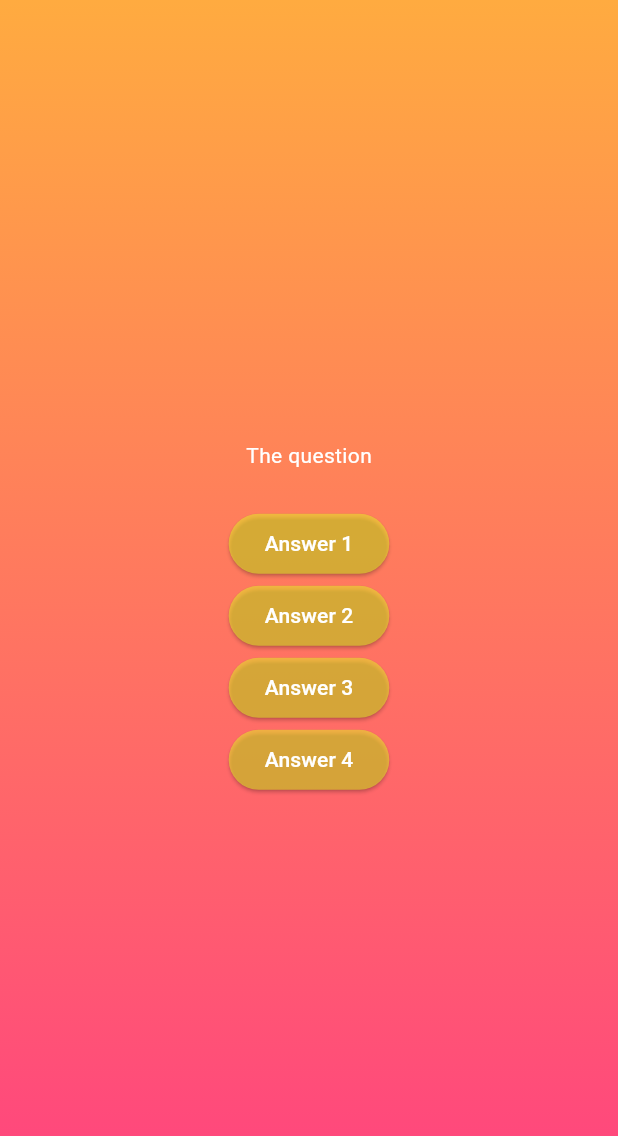
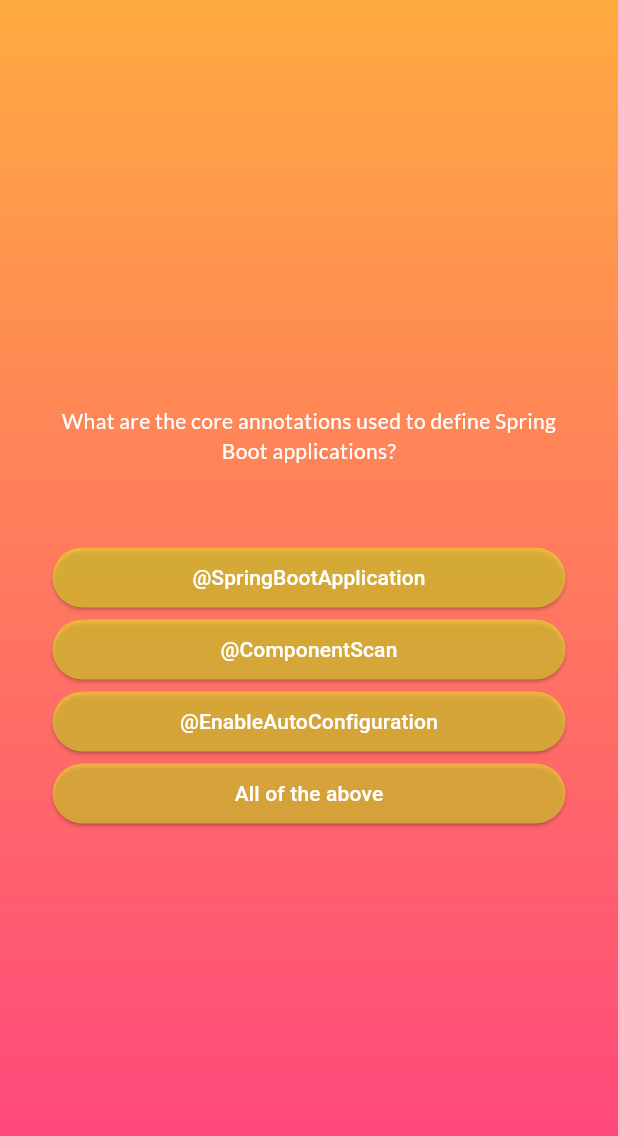
Before and after one commit to Thabo-Tshabalala/QuizApp, a Flutter app: the screen it shows after launch, after a tap on "Start Quiz", on a phone screen of 412 x 824 dp. Shown: the top 1136 px of the screen. Run offline on Flutter 3.47's test engine with Material 3 defaults, Android fonts, the phone set to English and light mode, and no system bars; our stand-ins replace google_fonts.

```diff
--- a/quiz_app/lib/answer_button.dart
+++ b/quiz_app/lib/answer_button.dart
@@ -8,11 +8,14 @@ class AnswerButton extends StatelessWidget {
   @override
   Widget build(BuildContext context) {
     return ElevatedButton(
-      style: ElevatedButton.styleFrom(backgroundColor: const Color.fromARGB(139, 236, 236, 42)),
+      style: ElevatedButton.styleFrom(
+        padding:const  EdgeInsets.symmetric(vertical: 10,horizontal: 35),
+          backgroundColor: const Color.fromARGB(139, 236, 236, 42),
+          foregroundColor: Colors.white),
       onPressed: onTap,
       child: Text(
+        textAlign: TextAlign.center,
         answerText,
-        style: const TextStyle(color: Colors.white, fontSize: 14),
       ),
       // So in order to get the answers from the dummy model we must run a loop from that class.
     );
--- a/quiz_app/lib/model/quiz_question.dart
+++ b/quiz_app/lib/model/quiz_question.dart
@@ -2,4 +2,11 @@ class QuizQuestion {
   const QuizQuestion(this.text, this.answers);
   final String text;
   final List<String> answers;
+
+  List<String> getShuffledAnswers() {
+    final shuffledList = List.of(answers);
+    shuffledList.shuffle();
+    return shuffledList;
+    //Method chaining
+  }
 }
--- a/quiz_app/lib/questions_screen.dart
+++ b/quiz_app/lib/questions_screen.dart
@@ -1,8 +1,13 @@
 import 'package:flutter/material.dart';
 import 'package:quiz_app/answer_button.dart';
+import 'package:quiz_app/data/questions.dart';
+import 'package:google_fonts/google_fonts.dart';
+
 
 class QuestionsScreen extends StatefulWidget {
-  const QuestionsScreen({super.key});
+  const QuestionsScreen({required this.onSelectedAnswer, super.key});
+
+  final void Function(String answer) onSelectedAnswer;
   @override
   State<QuestionsScreen> createState() {
     return _QuestionsState();
@@ -10,25 +15,44 @@ class QuestionsScreen extends StatefulWidget {
 }
 
 class _QuestionsState extends State<QuestionsScreen> {
+
+  var currentQuestionIndex = 0;
+  void answerQuestion(String selectedAnswer) {
+    widget.onSelectedAnswer(selectedAnswer);
+    setState(() {
+      currentQuestionIndex++;
+    });
+  }
+
   @override
   Widget build(BuildContext context) {
+    final currentQuestion = springBootQuestions[currentQuestionIndex];
+
     return SizedBox(
       width: double.infinity,
+      child: Container(
+
+        margin: const EdgeInsets.all(35),
         child: Column(
           mainAxisAlignment: MainAxisAlignment.center,
+          crossAxisAlignment: CrossAxisAlignment.stretch,
           children: [
-          const Text(
-            'The question',
-            style: TextStyle(color: Colors.white),
+            Text(
+              currentQuestion.text,
+              style:GoogleFonts.lato(color:
+              Colors.white),
+              textAlign: TextAlign.center,
             ),
             const SizedBox(
-            height: 25,
+              height: 50,
             ),
-          AnswerButton('Answer 1', () {}),
-          AnswerButton('Answer 2', () {}),
-          AnswerButton('Answer 3', () {}),
-          AnswerButton('Answer 4', () {}),
+            ...currentQuestion.getShuffledAnswers().map(
+                  (answer) => AnswerButton(answer, (){
+                    answerQuestion(answer);
+                  }),
+                ),
           ],
+        ),
       ),
     );
   }
--- a/quiz_app/lib/quiz.dart
+++ b/quiz_app/lib/quiz.dart
@@ -1,5 +1,7 @@
 import 'package:flutter/material.dart';
+import 'package:quiz_app/data/questions.dart';
 import 'package:quiz_app/questions_screen.dart';
+import 'package:quiz_app/results_screen.dart';
 import 'package:quiz_app/start_screen.dart';
 
 class Quiz extends StatefulWidget {
@@ -13,6 +15,7 @@ class Quiz extends StatefulWidget {
 class _QuizState extends State<Quiz> {
   // Widget? activeScreen;
   var activeScreen = 'start-screen';
+  List<String> selectedAnswer = [];
 
   // @override
   // void initState() {
@@ -27,11 +30,27 @@ class _QuizState extends State<Quiz> {
     });
   }
 
+  void chooseAnswer(String answer) {
+    selectedAnswer.add(answer);
+    if (selectedAnswer.length == springBootQuestions.length) {
+      setState(() {
+        activeScreen = 'results-screen';
+        selectedAnswer = [];
+      });
+    }
+  }
+
   @override
   Widget build(BuildContext context) {
     Widget screenWidget = StartScreen(switchScreen);
     if (activeScreen == 'questions-screen') {
-      screenWidget = const QuestionsScreen();
+      screenWidget = QuestionsScreen(
+        onSelectedAnswer: chooseAnswer,
+      );
+    }
+
+    if (activeScreen == 'results-screen') {
+      screenWidget = const ResultsScreen();
     }
 
     return MaterialApp(
--- a/quiz_app/lib/start_screen.dart
+++ b/quiz_app/lib/start_screen.dart
@@ -1,4 +1,5 @@
 import 'package:flutter/material.dart';
+import 'package:google_fonts/google_fonts.dart';
 
 class StartScreen extends StatelessWidget {
   const StartScreen(this.startQuiz, {super.key});
@@ -19,11 +20,8 @@ class StartScreen extends StatelessWidget {
           const SizedBox(
             height: 50,
           ),
-          const Text("Learn Flutter the fun way",
-              style: TextStyle(
-                  fontSize: 22,
-                  color: Colors.white,
-                  fontWeight: FontWeight.w100)),
+          Text("SpringBoot Quiz",
+              style: GoogleFonts.notoSans(color: Colors.white, fontSize: 22)),
           const SizedBox(
             height: 20,
           ),
--- a/quiz_app/pubspec.yaml
+++ b/quiz_app/pubspec.yaml
@@ -35,6 +35,7 @@ dependencies:
   # The following adds the Cupertino Icons font to your application.
   # Use with the CupertinoIcons class for iOS style icons.
   cupertino_icons: ^1.0.6
+  google_fonts: ^6.2.1
 
 dev_dependencies:
   flutter_test:
```
Also changed, not shown: quiz_app/lib/results_screen.dart (added, +26 -0 lines), quiz_app/pubspec.lock, 1 other file. Lines whose indentation alone changed are shown as unchanged.
